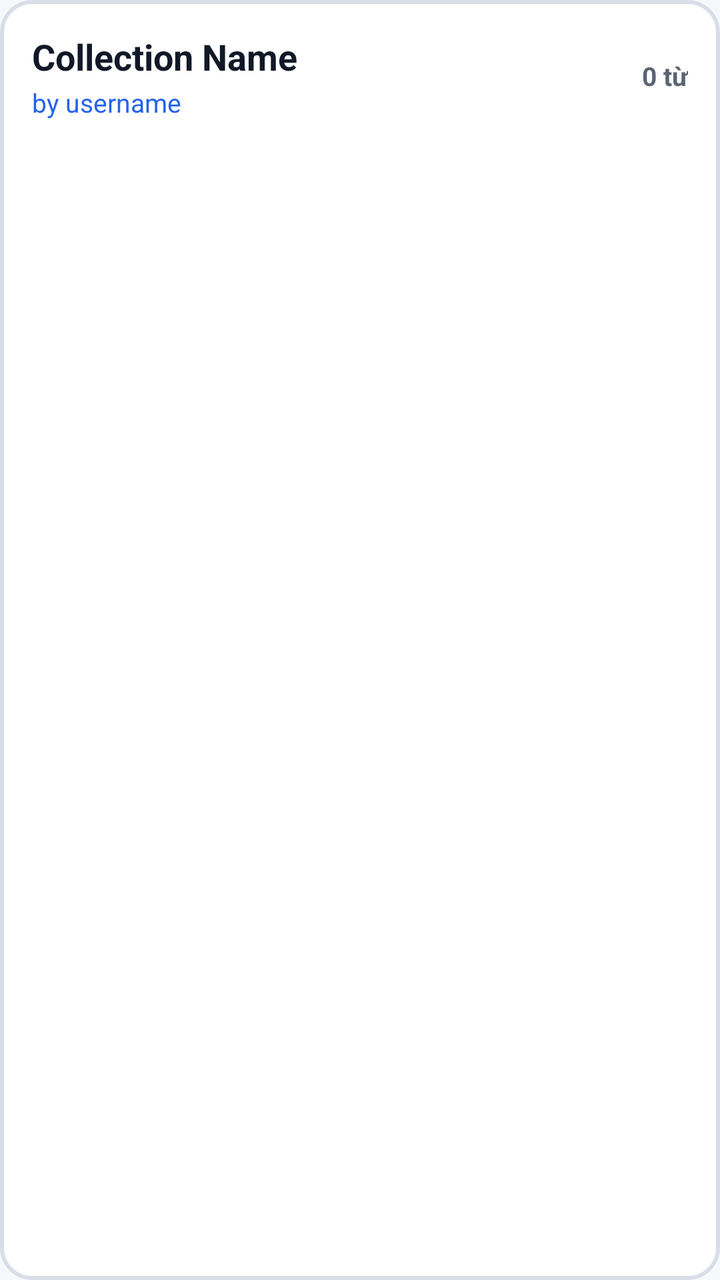
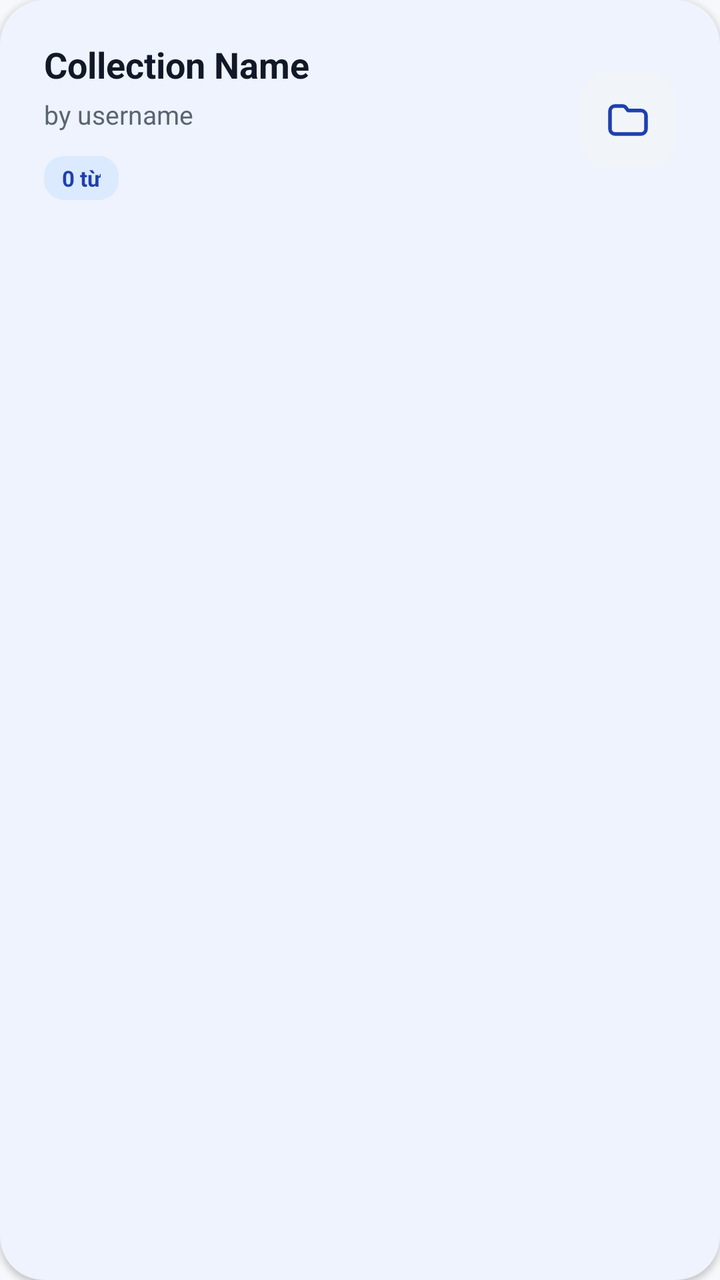

Two renders of the same Android screen: before a commit and after it. Below are the layout's source before the change and the commit's diff.
<!-- AndroidManifest.xml: application theme Theme.ObjectLanguage -->
<!-- res/layout/item_collection_public.xml -->
<?xml version="1.0" encoding="utf-8"?>
<com.google.android.material.card.MaterialCardView
    xmlns:android="http://schemas.android.com/apk/res/android"
    xmlns:app="http://schemas.android.com/apk/res-auto"
    android:layout_width="match_parent"
    android:layout_height="wrap_content"
    android:layout_margin="8dp"
    app:cardBackgroundColor="@color/surface"
    app:cardElevation="0dp"
    app:strokeWidth="2dp"
    app:strokeColor="@color/divider"
    app:cardCornerRadius="16dp">

    <LinearLayout
        android:layout_width="match_parent"
        android:layout_height="wrap_content"
        android:orientation="vertical"
        android:padding="16dp">

        <LinearLayout
            android:layout_width="match_parent"
            android:layout_height="wrap_content"
            android:orientation="horizontal"
            android:gravity="center_vertical">

            <LinearLayout
                android:layout_width="0dp"
                android:layout_height="wrap_content"
                android:layout_weight="1"
                android:orientation="vertical">

                <TextView
                    android:id="@+id/collectionName"
                    android:layout_width="match_parent"
                    android:layout_height="wrap_content"
                    android:text="Collection Name"
                    android:textSize="18sp"
                    android:textStyle="bold"
                    android:textColor="@color/text_primary" />

                <TextView
                    android:id="@+id/ownerName"
                    android:layout_width="wrap_content"
                    android:layout_height="wrap_content"
                    android:text="by username"
                    android:textSize="13sp"
                    android:textColor="@color/primary"
                    android:layout_marginTop="2dp" />

            </LinearLayout>

            <TextView
                android:id="@+id/itemCount"
                android:layout_width="wrap_content"
                android:layout_height="wrap_content"
                android:text="0 từ"
                android:textSize="13sp"
                android:textColor="@color/text_secondary"
                android:textStyle="bold" />

        </LinearLayout>

    </LinearLayout>

</com.google.android.material.card.MaterialCardView>
<!-- resources referenced by this layout -->
<resources>
  <color name="divider">#D8DEE8</color>
  <color name="primary">#2563EB</color>
  <color name="surface">#FFFFFF</color>
  <color name="text_primary">#111827</color>
  <color name="text_secondary">#5B6472</color>
  <color name="primary_dark">#1E40AF</color>
  <color name="text_on_primary">#FFFFFF</color>
  <color name="secondary">#16A34A</color>
  <color name="background">#F6F8FB</color>
  <style name="Widget.App.CardView" parent="Widget.Material3.CardView.Elevated">
          <item name="cardBackgroundColor">@color/surface</item>
          <item name="cardCornerRadius">14dp</item>
          <item name="cardElevation">0dp</item>
          <item name="strokeWidth">0dp</item>
      </style>
  <style name="Widget.App.BottomNav" parent="Widget.Material3.BottomNavigationView">
          <item name="backgroundTint">@color/bottom_nav_bg</item>
          <item name="itemIconTint">@color/bottom_nav_color</item>
          <item name="itemTextColor">@color/bottom_nav_color</item>
          <item name="itemActiveIndicatorStyle">@style/Widget.App.BottomNav.ActiveIndicator</item>
          <item name="labelVisibilityMode">labeled</item>
          <item name="itemRippleColor">@color/primary_light</item>
      </style>
  <color name="bottom_nav_bg">#FFFFFF</color>
  <style name="Widget.App.BottomNav.ActiveIndicator" parent="Widget.Material3.BottomNavigationView.ActiveIndicator">
          <item name="android:color">@color/surface_variant</item>
          <item name="shapeAppearance">@style/ShapeAppearance.App.SmallComponent</item>
      </style>
  <color name="primary_light">#DBEAFE</color>
  <color name="surface_variant">#EAF0F7</color>
  <style name="ShapeAppearance.App.SmallComponent" parent="ShapeAppearance.Material3.SmallComponent">
          <item name="cornerSize">14dp</item>
      </style>
  <!-- unchanged entries left out for length: 1 -->
</resources>

<!-- the commit's change to res/layout/item_collection_public.xml (unified diff, before → after) -->
@@ -4,62 +4,84 @@
     xmlns:app="http://schemas.android.com/apk/res-auto"
     android:layout_width="match_parent"
     android:layout_height="wrap_content"
-    android:layout_margin="8dp"
+    android:layout_marginStart="20dp"
+    android:layout_marginTop="8dp"
+    android:layout_marginEnd="20dp"
+    android:layout_marginBottom="8dp"
     app:cardBackgroundColor="@color/surface"
-    app:cardElevation="0dp"
-    app:strokeWidth="2dp"
-    app:strokeColor="@color/divider"
-    app:cardCornerRadius="16dp">
+    app:cardCornerRadius="22dp"
+    app:cardElevation="2dp"
+    app:strokeWidth="0dp">
 
     <LinearLayout
         android:layout_width="match_parent"
         android:layout_height="wrap_content"
-        android:orientation="vertical"
-        android:padding="16dp">
+        android:gravity="center_vertical"
+        android:orientation="horizontal"
+        android:paddingStart="22dp"
+        android:paddingTop="20dp"
+        android:paddingEnd="22dp"
+        android:paddingBottom="20dp">
 
         <LinearLayout
-            android:layout_width="match_parent"
+            android:layout_width="0dp"
             android:layout_height="wrap_content"
-            android:orientation="horizontal"
-            android:gravity="center_vertical">
+            android:layout_weight="1"
+            android:orientation="vertical"
+            android:paddingEnd="14dp">
 
-            <LinearLayout
-                android:layout_width="0dp"
+            <TextView
+                android:id="@+id/collectionName"
+                android:layout_width="match_parent"
                 android:layout_height="wrap_content"
-                android:layout_weight="1"
-                android:orientation="vertical">
+                android:ellipsize="end"
+                android:maxLines="1"
+                android:text="Collection Name"
+                android:textColor="@color/text_primary"
+                android:textSize="18sp"
+                android:textStyle="bold" />
 
-                <TextView
-                    android:id="@+id/collectionName"
-                    android:layout_width="match_parent"
-                    android:layout_height="wrap_content"
-                    android:text="Collection Name"
-                    android:textSize="18sp"
-                    android:textStyle="bold"
-                    android:textColor="@color/text_primary" />
-
-                <TextView
-                    android:id="@+id/ownerName"
-                    android:layout_width="wrap_content"
-                    android:layout_height="wrap_content"
-                    android:text="by username"
-                    android:textSize="13sp"
-                    android:textColor="@color/primary"
-                    android:layout_marginTop="2dp" />
-
-            </LinearLayout>
+            <TextView
+                android:id="@+id/ownerName"
+                android:layout_width="match_parent"
+                android:layout_height="wrap_content"
+                android:layout_marginTop="4dp"
+                android:ellipsize="end"
+                android:maxLines="1"
+                android:text="by username"
+                android:textColor="@color/text_secondary"
+                android:textSize="13sp" />
 
             <TextView
                 android:id="@+id/itemCount"
                 android:layout_width="wrap_content"
-                android:layout_height="wrap_content"
+                android:layout_height="22dp"
+                android:layout_marginTop="12dp"
+                android:background="@drawable/bg_collection_count_pill"
+                android:gravity="center"
+                android:paddingStart="9dp"
+                android:paddingEnd="9dp"
                 android:text="0 từ"
-                android:textSize="13sp"
-                android:textColor="@color/text_secondary"
+                android:textColor="@color/primary_dark"
+                android:textSize="11sp"
                 android:textStyle="bold" />
 
         </LinearLayout>
 
+        <FrameLayout
+            android:layout_width="48dp"
+            android:layout_height="48dp"
+            android:background="@drawable/bg_collection_folder_tile">
+
+            <ImageView
+                android:layout_width="24dp"
+                android:layout_height="24dp"
+                android:layout_gravity="center"
+                android:src="@drawable/ic_folder_outline"
+                app:tint="@color/primary_dark" />
+
+        </FrameLayout>
+
     </LinearLayout>
 
 </com.google.android.material.card.MaterialCardView>
<!-- resource entries referenced after the edit -->
@@ -1,10 +1,38 @@
 <!-- resources referenced by this layout -->
 <resources>
-  <color name="divider">#D8DEE8</color>
   <color name="primary">#2563EB</color>
   <color name="surface">#FFFFFF</color>
   <color name="text_primary">#111827</color>
   <color name="text_secondary">#5B6472</color>
+  <!-- drawable bg_collection_count_pill (drawable) -->
+  <?xml version="1.0" encoding="utf-8"?>
+  <shape xmlns:android="http://schemas.android.com/apk/res/android"
+      android:shape="rectangle">
+      <solid android:color="@color/primary_light" />
+      <corners android:radius="10dp" />
+  </shape>
+  <!-- drawable bg_collection_folder_tile (drawable) -->
+  <?xml version="1.0" encoding="utf-8"?>
+  <shape xmlns:android="http://schemas.android.com/apk/res/android"
+      android:shape="rectangle">
+      <solid android:color="@color/surface_soft" />
+      <corners android:radius="14dp" />
+  </shape>
+  <!-- drawable ic_folder_outline (drawable) -->
+  <?xml version="1.0" encoding="utf-8"?>
+  <vector xmlns:android="http://schemas.android.com/apk/res/android"
+      android:width="24dp"
+      android:height="24dp"
+      android:viewportWidth="24"
+      android:viewportHeight="24">
+      <path
+          android:fillColor="@android:color/transparent"
+          android:pathData="M3,7.5C3,6.12 4.12,5 5.5,5H9.2C9.9,5 10.56,5.33 10.98,5.89L12,7.25H18.5C19.88,7.25 21,8.37 21,9.75V16.5C21,17.88 19.88,19 18.5,19H5.5C4.12,19 3,17.88 3,16.5V7.5Z"
+          android:strokeColor="#111827"
+          android:strokeLineCap="round"
+          android:strokeLineJoin="round"
+          android:strokeWidth="1.8" />
+  </vector>
   <color name="primary_dark">#1E40AF</color>
   <color name="text_on_primary">#FFFFFF</color>
   <color name="secondary">#16A34A</color>
@@ -29,6 +57,7 @@
           <item name="shapeAppearance">@style/ShapeAppearance.App.SmallComponent</item>
       </style>
   <color name="primary_light">#DBEAFE</color>
+  <color name="surface_soft">#F1F5F9</color>
   <color name="surface_variant">#EAF0F7</color>
   <style name="ShapeAppearance.App.SmallComponent" parent="ShapeAppearance.Material3.SmallComponent">
           <item name="cornerSize">14dp</item>
